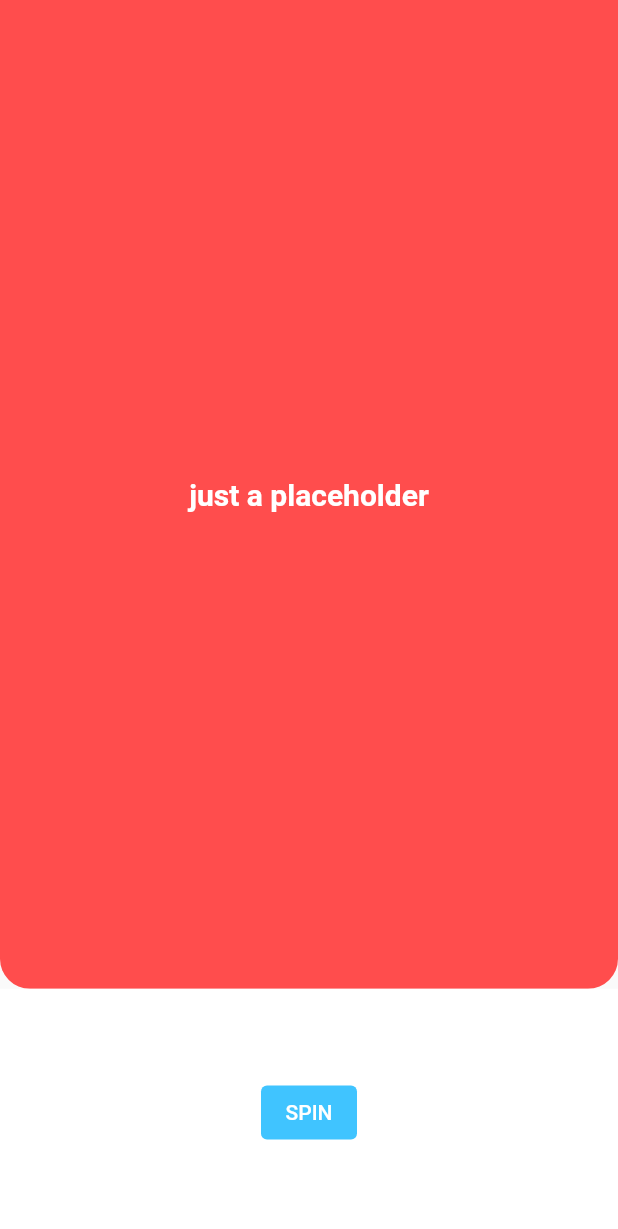
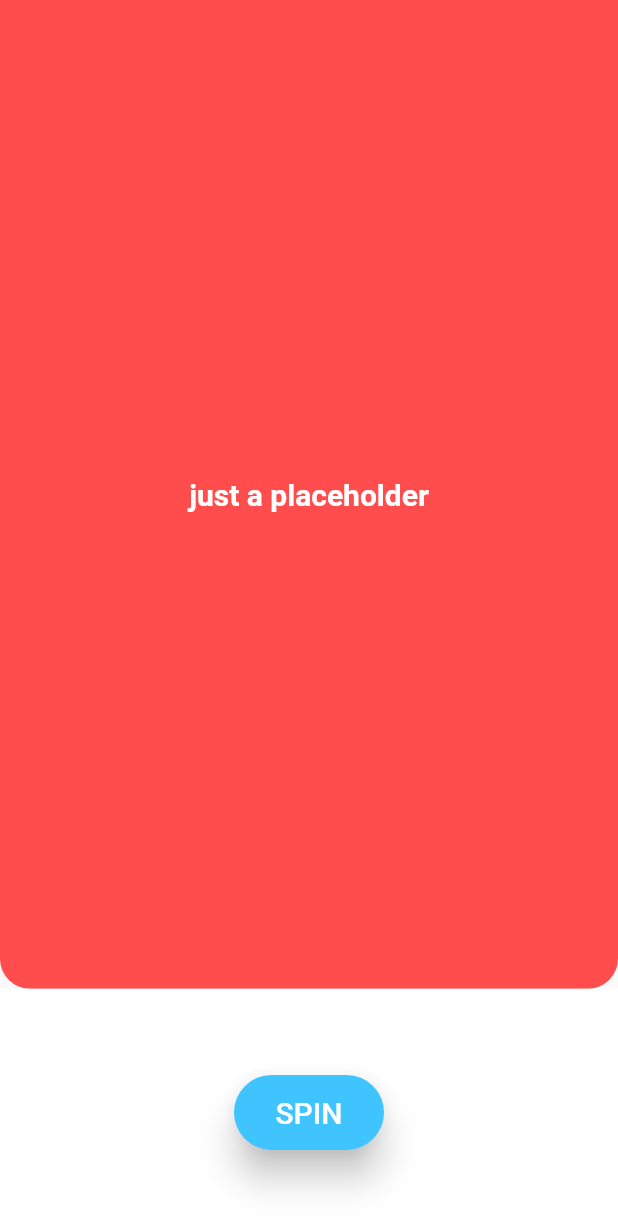
Before and after one commit to KeysGilbert/randate, a Flutter app: the screen it shows after launch, on a phone screen of 412 x 824 dp. Shown: the top 1229 px of the screen. Run offline on Flutter 3.47's test engine with Material 2 defaults, Android fonts, the phone set to English and light mode, and no system bars.

Commit message:
style spin button

```diff
--- a/lib/screens/home_page.dart
+++ b/lib/screens/home_page.dart
@@ -11,7 +11,7 @@ class HomePage extends StatelessWidget {
               child: Container(
                 alignment: Alignment.center,
                 decoration: BoxDecoration(
-                  color: Color(0xffff4d4d),
+                    color: Color(0xffff4d4d),
                     borderRadius: BorderRadius.only(
                         bottomLeft: Radius.circular(20.0),
                         bottomRight: Radius.circular(20.0))),
@@ -29,11 +29,17 @@ class HomePage extends StatelessWidget {
                 child: ElevatedButton(
                   onPressed: null,
                   style: ButtonStyle(
-                      backgroundColor:
-                          MaterialStateProperty.all(Colors.lightBlueAccent)),
+                    backgroundColor: MaterialStateProperty.all<Color>(
+                        Colors.lightBlueAccent),
+                    fixedSize: MaterialStateProperty.all<Size>(Size(100, 50)),
+                    shape: MaterialStateProperty.all<RoundedRectangleBorder>(
+                        RoundedRectangleBorder(
+                            borderRadius: BorderRadius.circular(30.0))),
+                            elevation: MaterialStateProperty.all<double>(10.0)
+                  ),
                   child: Text(
                     'SPIN',
-                    style: TextStyle(color: Colors.white),
+                    style: TextStyle(color: Colors.white, fontSize: 20.0),
                   ),
                 ),
               ))
```
